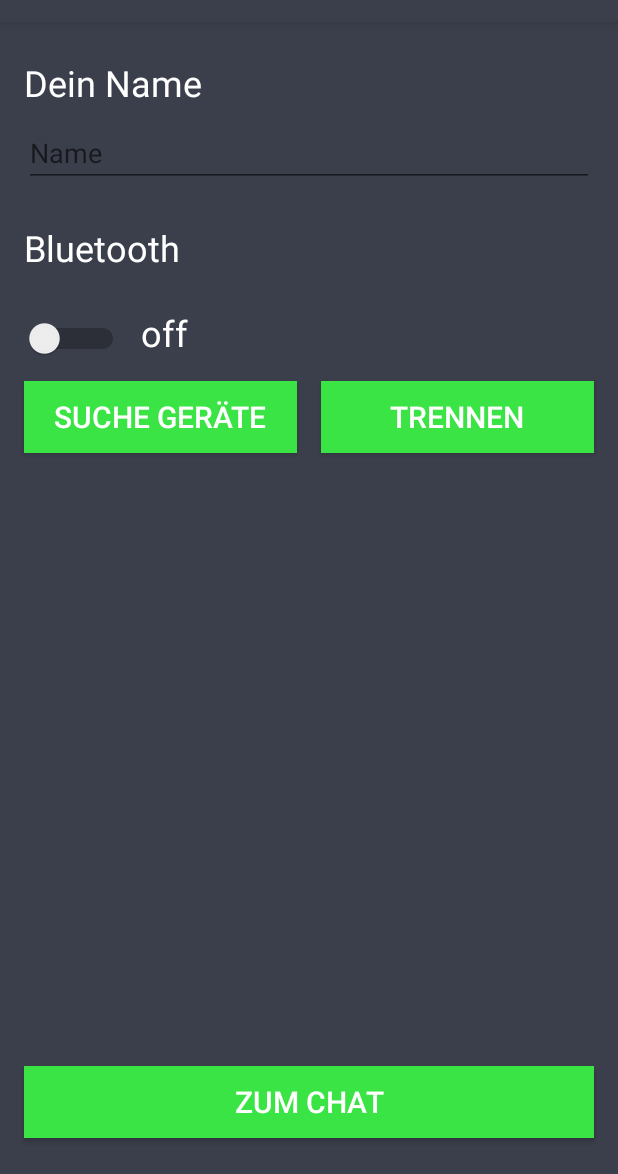
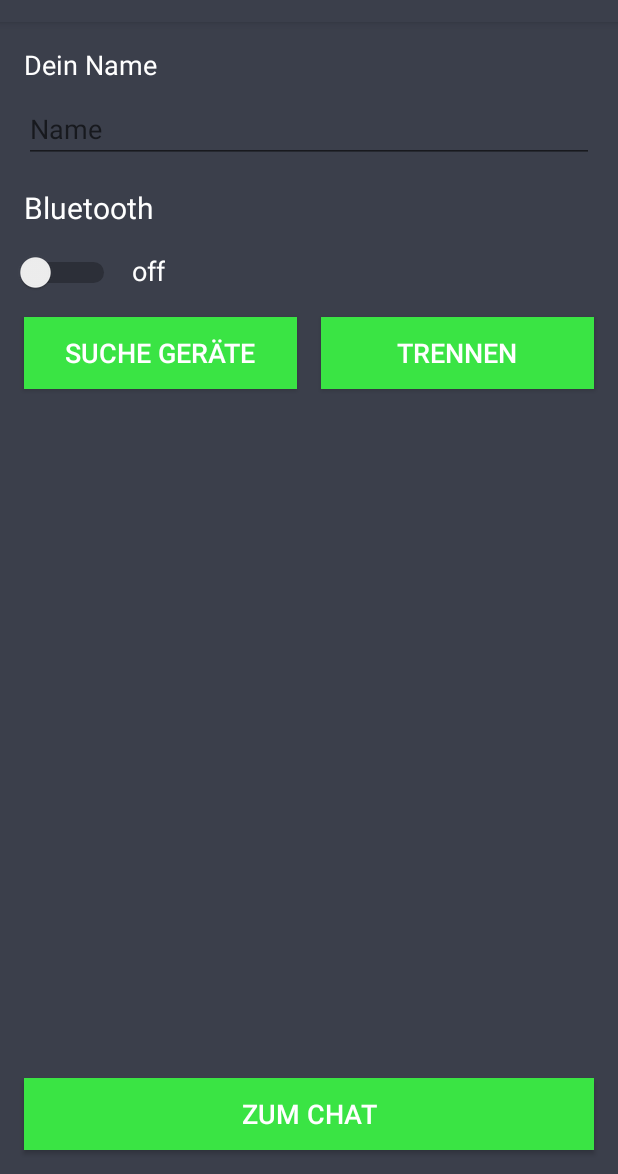
Before and after one commit to MalteSaup/Morse-Messenger, an Android app: the screen it shows after launch (MainActivity), on a phone screen of 412 x 824 dp, the part 62-1236 px from its top. Run offline under Robolectric (Android 15) with nearby library versions, the phone set to English and light mode, and no system bars; 2 statements that could not run were skipped.

Commit message:
Layout revision

```diff
--- a/Android/app/src/main/java/com/mosy/morsemessenger/MainActivity.kt
+++ b/Android/app/src/main/java/com/mosy/morsemessenger/MainActivity.kt
@@ -266,6 +266,7 @@ class MainActivity : AppCompatActivity() {
 - App zurück zu Startbildschirm, wenn Verbindung abreißt
 - Chat-Button geht nicht immer Bugfix
 - Bugfix: Icon, wenn Verbindung steht --> momentan manchmal da, manchmal nicht
+- Bugfix: Color Switch
 - Info-Icon im Menu, Dialog mit Infos zu verbotenen Buchstaben etc. öffnet sich
 - Nach oben scrollen, wenn Gerät geklickt und an Pos. 1 der Liste verschoben wird
 - Dopplungen der Geräte in der Liste vermeiden --> Vorm hinzufügen filtern, ob MAC-Adresse bereits in Liste
--- a/Android/app/src/main/res/drawable/messageleft.xml
+++ b/Android/app/src/main/res/drawable/messageleft.xml
@@ -6,7 +6,7 @@
             android:bottomRightRadius="15dp"
             android:bottomLeftRadius="15dp">
     </corners>
-    <solid
-            android:color="#AAAAAA">
-    </solid>
+
+    <stroke android:width="6px"
+            android:color="@color/colorAccent"/>
 </shape>
--- a/Android/app/src/main/res/layout/activity_main.xml
+++ b/Android/app/src/main/res/layout/activity_main.xml
@@ -10,11 +10,11 @@
     <TextView
             android:text="@string/your_name"
             android:layout_width="0dp"
-            android:layout_height="wrap_content" android:id="@+id/nameTV" android:textSize="24sp"
+            android:layout_height="wrap_content" android:id="@+id/nameTV" android:textSize="18sp"
             android:textColor="@color/colorTextW"
             app:layout_constraintStart_toStartOf="parent"
             app:layout_constraintEnd_toEndOf="parent" android:layout_marginStart="16dp"
-            android:layout_marginEnd="16dp" android:layout_marginTop="24dp" app:layout_constraintTop_toTopOf="parent"/>
+            android:layout_marginEnd="16dp" android:layout_marginTop="16dp" app:layout_constraintTop_toTopOf="parent"/>
     <EditText
             android:layout_width="0dp"
             android:layout_height="wrap_content"
@@ -31,22 +31,25 @@
             android:text="@string/bluetooth"
             android:layout_width="0dp"
             android:layout_height="wrap_content" android:id="@+id/bluetoothTV"
-            android:textSize="24sp" android:textColor="@color/colorTextW"
-            android:layout_marginTop="24dp" app:layout_constraintTop_toBottomOf="@+id/nameET"
+            android:textSize="20sp" android:textColor="@color/colorTextW"
+            android:layout_marginTop="16dp" app:layout_constraintTop_toBottomOf="@+id/nameET"
             app:layout_constraintStart_toStartOf="parent" android:layout_marginStart="16dp"
             app:layout_constraintEnd_toEndOf="parent" android:layout_marginEnd="16dp"/>
     <LinearLayout
             android:orientation="horizontal"
             android:layout_width="match_parent"
             android:layout_height="wrap_content"
-            android:layout_marginTop="8dp" app:layout_constraintStart_toStartOf="parent"
-            app:layout_constraintEnd_toEndOf="parent" android:layout_marginEnd="16dp"
-            app:layout_constraintHorizontal_bias="1.0" app:layout_constraintTop_toBottomOf="@+id/bluetoothTV"
+            app:layout_constraintStart_toStartOf="parent"
+            app:layout_constraintEnd_toEndOf="parent"
+            android:layout_marginEnd="16dp"
+            app:layout_constraintHorizontal_bias="1.0"
+            app:layout_constraintTop_toBottomOf="@+id/bluetoothTV"
             android:id="@+id/linearLayout">
         <Switch
                 android:layout_width="wrap_content"
                 android:layout_height="wrap_content" android:id="@+id/bluetoothSwitch"
-                app:layout_constraintStart_toStartOf="parent" android:layout_marginStart="16dp"
+                app:layout_constraintStart_toStartOf="parent"
+                android:layout_marginStart="10dp"
                 android:switchMinWidth="70dp"
                 android:layout_marginTop="16dp" app:layout_constraintTop_toBottomOf="@+id/bluetoothTV"/>
         <TextView
@@ -57,13 +60,13 @@
                 app:layout_constraintEnd_toEndOf="parent" android:layout_marginEnd="16dp"
                 app:layout_constraintHorizontal_bias="0.568"
                 app:layout_constraintTop_toBottomOf="@+id/bluetoothTV" android:layout_marginTop="16dp"
-                android:textColor="@color/colorTextW" android:textSize="24sp"/>
+                android:textColor="@color/colorTextW" android:textSize="18sp"/>
     </LinearLayout>
     <Button
             android:text="@string/discoverDevices"
             android:layout_width="0dp"
             android:id="@+id/searchBtn" android:layout_height="wrap_content"
-            android:background="@drawable/buttonshape" android:textSize="20sp"
+            android:background="@drawable/buttonshape" android:textSize="18sp"
             android:textColor="@color/colorTextW"
             android:layout_marginTop="16dp"
             app:layout_constraintTop_toBottomOf="@+id/linearLayout" app:layout_constraintStart_toStartOf="parent"
@@ -74,7 +77,7 @@
             android:text="@string/disconnect"
             android:layout_width="0dp"
             android:id="@+id/disconnectBtn" android:layout_height="wrap_content"
-            android:background="@drawable/buttonshape" android:textSize="20sp"
+            android:background="@drawable/buttonshape" android:textSize="18sp"
             android:textColor="@color/colorTextW"
             android:layout_marginTop="16dp"
             app:layout_constraintTop_toBottomOf="@+id/linearLayout"
@@ -96,10 +99,10 @@
             android:text="@string/to_chat"
             android:layout_width="match_parent"
             android:id="@+id/chatBtn" android:layout_height="wrap_content"
-            android:background="@drawable/buttonshape" android:textSize="20sp"
+            android:background="@drawable/buttonshape" android:textSize="18sp"
             app:layout_constraintStart_toStartOf="parent"
             android:layout_marginStart="16dp" app:layout_constraintEnd_toEndOf="parent"
-            android:layout_marginEnd="16dp" android:textColor="@color/colorTextW" android:layout_marginBottom="24dp"
+            android:layout_marginEnd="16dp" android:textColor="@color/colorTextW" android:layout_marginBottom="16dp"
             app:layout_constraintBottom_toBottomOf="parent" android:layout_marginTop="8dp"
             app:layout_constraintTop_toBottomOf="@+id/devicesRV" android:onClick="implementChatBtnClickListener"/>
 
```
